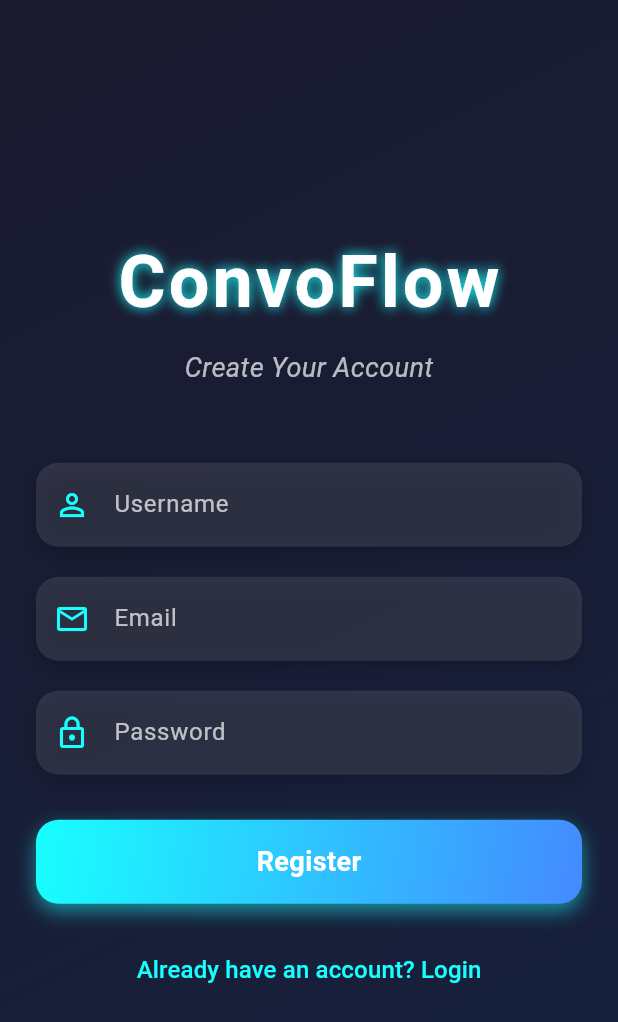
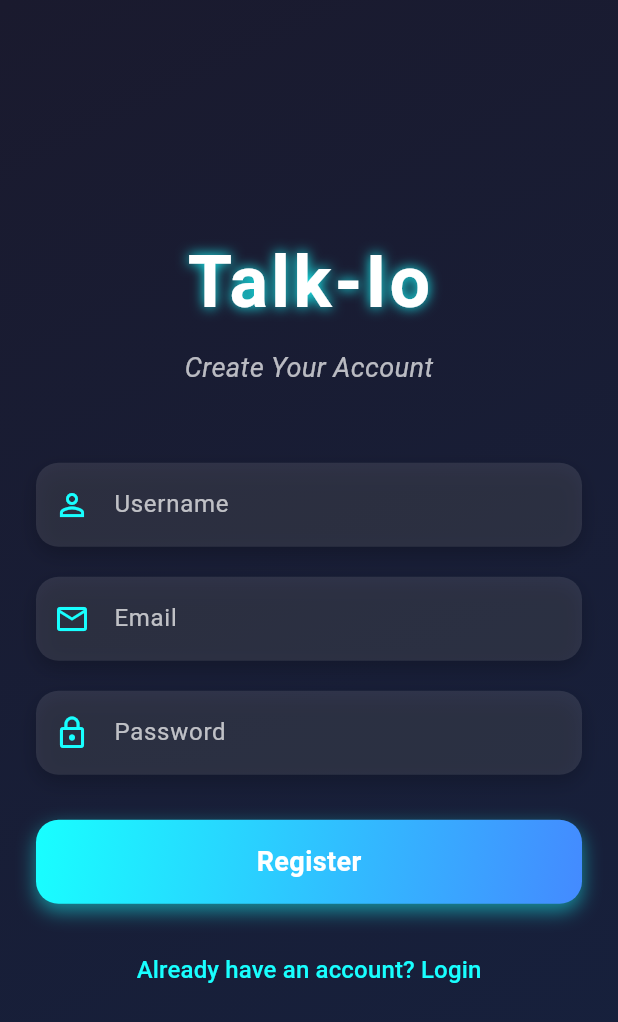
Before and after one commit to Ashish6298/Talkio, a Flutter app: the RegisterScreen screen opened directly, on a phone screen of 412 x 824 dp. Shown: the top 1022 px of the screen. Run offline on Flutter 3.47's test engine with Material 3 defaults, Android fonts, the light colour scheme and no system bars; our stand-ins replace animated_text_kit, socket_io_client; network calls fail.

Commit message:
`Update app name in OTP and Register screens`

```diff
--- a/talkio/lib/screens/otp_screen.dart
+++ b/talkio/lib/screens/otp_screen.dart
@@ -92,7 +92,7 @@ class _OtpScreenState extends State<OtpScreen> with SingleTickerProviderStateMix
                 FadeTransition(
                   opacity: _fadeAnimation,
                   child: const Text(
-                    'ConvoFlow',
+                    'Talk-Io',
                     style: TextStyle(
                       fontSize: 48,
                       fontWeight: FontWeight.bold,
--- a/talkio/lib/screens/register_screen.dart
+++ b/talkio/lib/screens/register_screen.dart
@@ -98,7 +98,7 @@ class _RegisterScreenState extends State<RegisterScreen> with SingleTickerProvid
                 FadeTransition(
                   opacity: _fadeAnimation,
                   child: const Text(
-                    'ConvoFlow',
+                    'Talk-Io',
                     style: TextStyle(
                       fontSize: 48,
                       fontWeight: FontWeight.bold,
```
